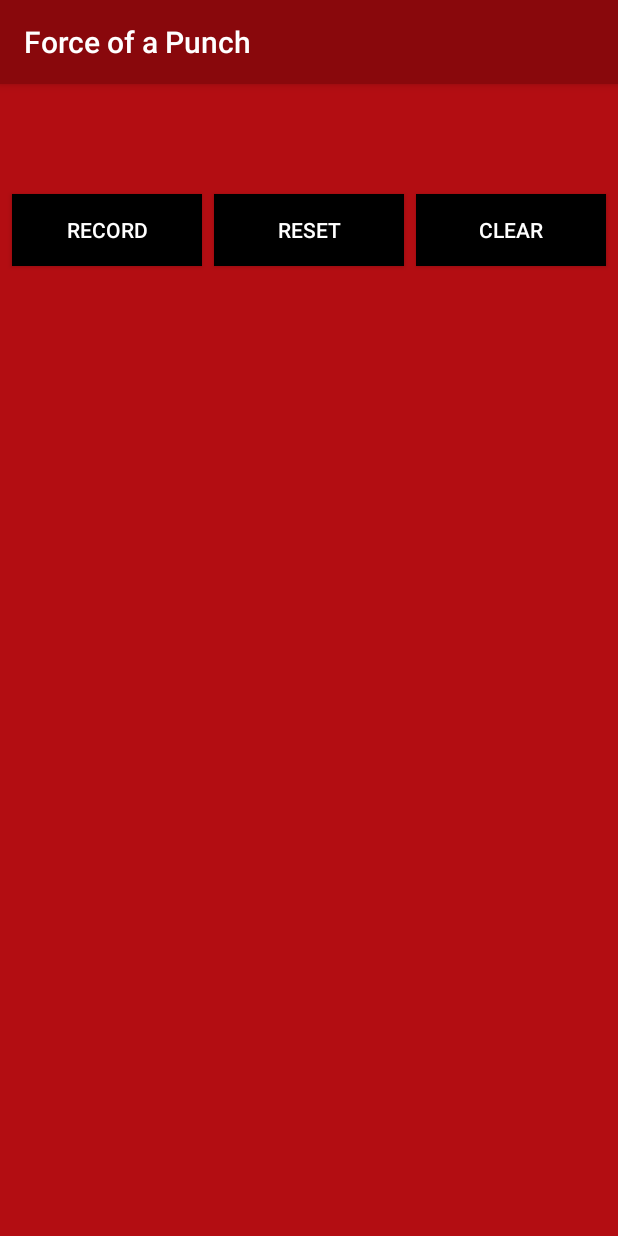
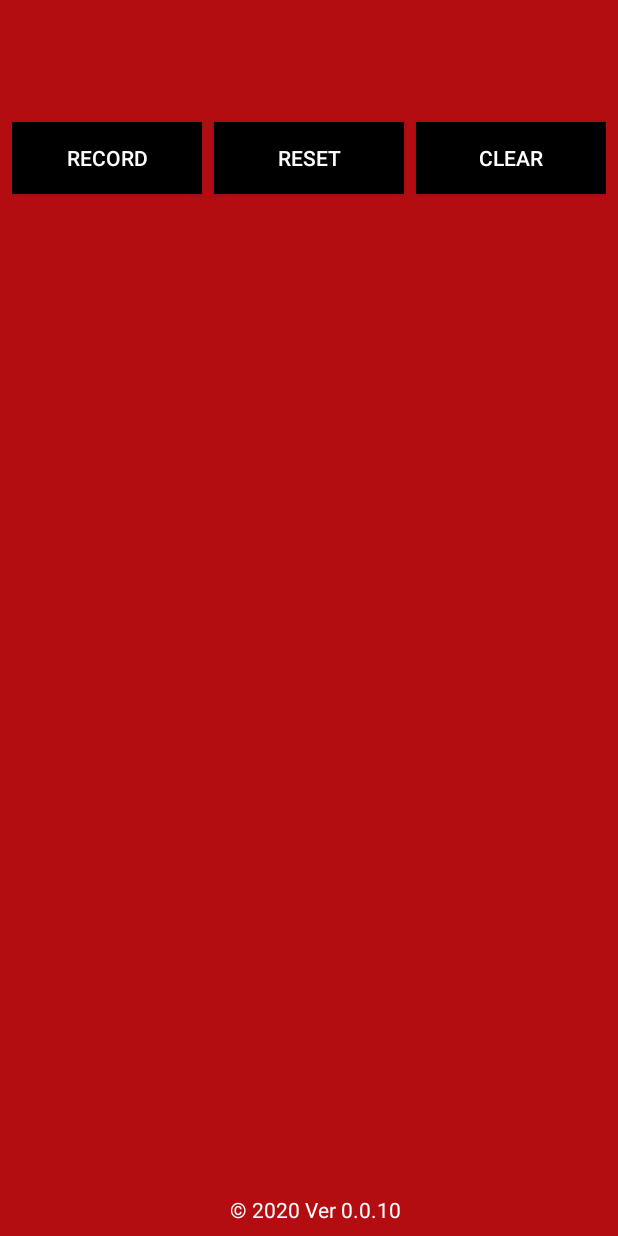
Before and after one commit to zetamine/Experiments, an Android app: the screen it shows after launch (MainActivity), on a phone screen of 412 x 824 dp. Run offline under Robolectric (Android 15) with nearby library versions, the phone set to English and light mode, and no system bars.

Commit message:
ver 10
More minor layout changes. Added the footnote part.

```diff
--- a/app/src/main/AndroidManifest.xml
+++ b/app/src/main/AndroidManifest.xml
@@ -8,7 +8,7 @@
         android:label="@string/app_name"
         android:roundIcon="@mipmap/ic_launcher_round"
         android:supportsRtl="true"
-        android:theme="@style/AppTheme">
+        android:theme="@style/Theme.AppCompat.NoActionBar">
         <activity android:name=".MainActivity">
             <intent-filter>
                 <action android:name="android.intent.action.MAIN" />
--- a/app/src/main/java/com/example/punchapptest1/data/Acceleration.java
+++ b/app/src/main/java/com/example/punchapptest1/data/Acceleration.java
@@ -17,7 +17,7 @@ public class Acceleration implements SensorEventListener {
     private Sensor sen;
     private TextView accelView; // TextView to display the current acceleration
     private TextView maxAccelView; // TextView to display the max acceleration
-    String pattern = "##.###"; // Used to format the force
+    String pattern = "##.#"; // Used to format the force
     DecimalFormat format = new DecimalFormat(pattern);
 
     /**
--- a/app/src/main/java/com/example/punchapptest1/data/Account.java
+++ b/app/src/main/java/com/example/punchapptest1/data/Account.java
@@ -3,7 +3,6 @@ package com.example.punchapptest1.data;
 
 import java.text.DecimalFormat;
 import java.time.format.DateTimeFormatter;
-import java.time.format.FormatStyle;
 import java.util.ArrayList;
 
 /**
@@ -13,7 +12,7 @@ public class Account {
 
     private int ID; // account id | not really useful right now
     private ArrayList<Punch> punches = new ArrayList<Punch>(); // arrayList of punches
-    String pattern = "##.###"; // pattern to format punch force
+    String pattern = "##.#"; // pattern to format punch force
     DecimalFormat format = new DecimalFormat(pattern);
     DateTimeFormatter formatter = DateTimeFormatter.ofPattern("MM/dd/yyyy 'at' hh:mm:ss a");
 
--- a/app/src/main/res/layout/activity_main.xml
+++ b/app/src/main/res/layout/activity_main.xml
@@ -5,6 +5,7 @@
     android:layout_width="match_parent"
     android:layout_height="match_parent"
     android:background="@color/background"
+    android:padding="8dp"
     tools:context=".MainActivity">
 
     <TextView
@@ -32,7 +33,6 @@
         android:id="@+id/recordButton"
         android:layout_width="0dp"
         android:layout_height="wrap_content"
-        android:layout_marginStart="8dp"
         android:layout_marginEnd="8dp"
         android:background="@color/button"
         android:onClick="record"
@@ -59,7 +59,6 @@
         android:layout_width="0dp"
         android:layout_height="wrap_content"
         android:layout_marginStart="8dp"
-        android:layout_marginEnd="8dp"
         android:background="@color/button"
         android:onClick="clear"
         android:text="@string/clear"
@@ -72,8 +71,8 @@
         android:id="@+id/scrollView2"
         android:layout_width="match_parent"
         android:layout_height="0dp"
-        app:layout_constraintBottom_toBottomOf="parent"
-        app:layout_constraintEnd_toEndOf="parent"
+        app:layout_constraintBottom_toTopOf="@+id/footnote"
+        app:layout_constraintEnd_toStartOf="@id/footnote"
         app:layout_constraintStart_toStartOf="parent"
         app:layout_constraintTop_toBottomOf="@+id/clearButton">
 
@@ -88,7 +87,19 @@
                 android:layout_height="match_parent"
                 android:textColor="@color/text"
                 android:textSize="18sp" />
+
         </LinearLayout>
     </ScrollView>
 
+    <TextView
+        android:id="@+id/footnote"
+        android:layout_width="match_parent"
+        android:layout_height="wrap_content"
+        android:layout_marginStart="8dp"
+        android:gravity="center"
+        android:text="@string/footnote"
+        android:textColor="@color/text"
+        app:layout_constraintBottom_toBottomOf="parent"
+        app:layout_constraintStart_toStartOf="parent" />
+
 </androidx.constraintlayout.widget.ConstraintLayout>
--- a/app/src/main/res/values/strings.xml
+++ b/app/src/main/res/values/strings.xml
@@ -3,4 +3,5 @@
     <string name="clear">Clear</string>
     <string name="record">Record</string>
     <string name="reset">Reset</string>
+    <string name="footnote">\u00A9 2020 Ver 0.0.10</string>
 </resources>
```
